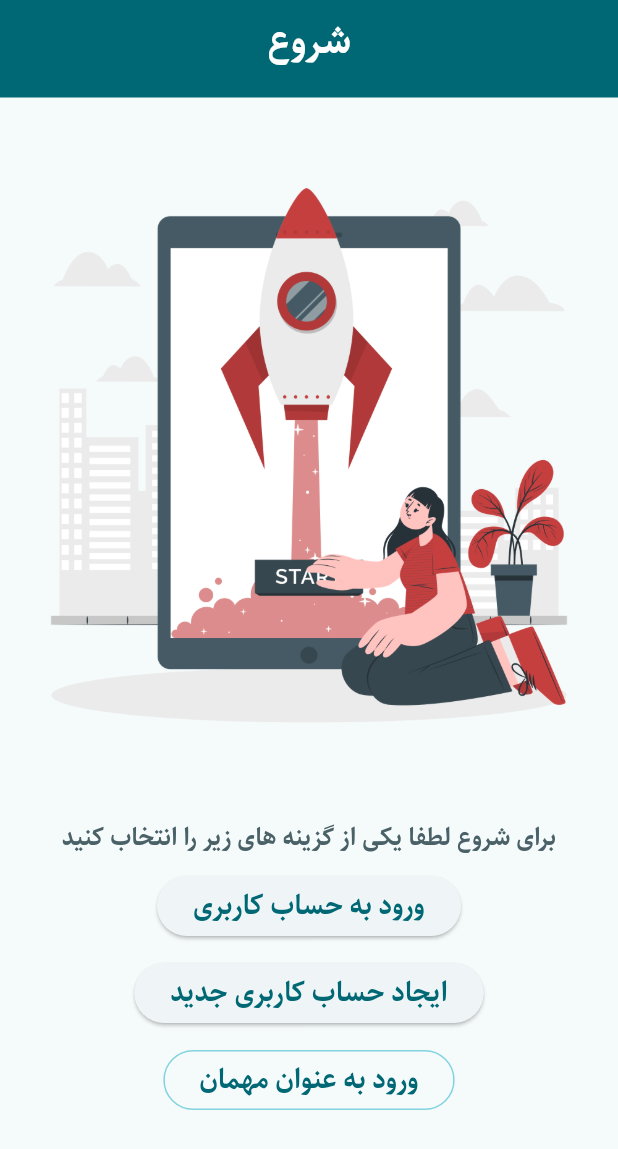
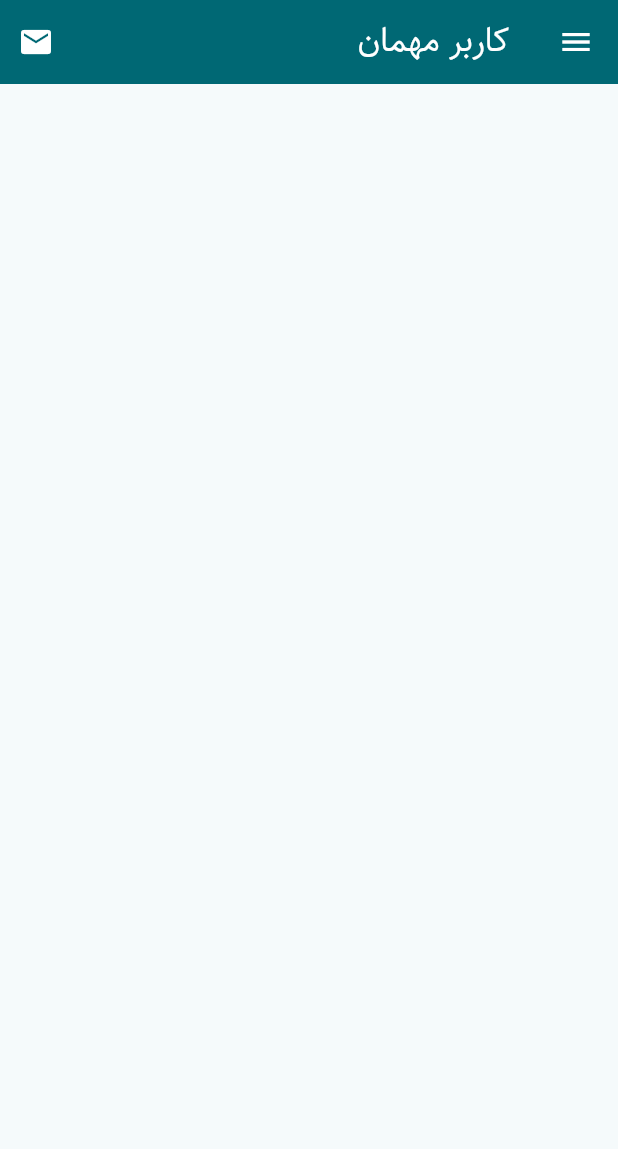
Before and after one commit to iam-hosseindarvishi/sell_pro, a Flutter app: the screen it shows after launch, after a tap on "ورود به عنوان مهمان", on a phone screen of 412 x 824 dp. Shown: the top 1149 px of the screen. Run offline on Flutter 3.47's test engine with Material 3 defaults, Android fonts, the phone set to English and light mode, and no system bars; our stand-ins replace hexcolor, image_picker.

```diff
--- a/lib/main.dart
+++ b/lib/main.dart
@@ -1,6 +1,6 @@
 import 'package:flutter/material.dart';
 
-import 'src/features/splash/presentation/pages/splash_screen_page.dart';
+import 'src/features/splash/presentation/screens/splash_screen_page.dart';
 
 void main() {
   runApp(const MyApp());
--- a/lib/src/features/auth/pages/login_page.dart
+++ b/lib/src/features/auth/presentation/screens/login_page.dart
@@ -1,6 +1,6 @@
 import 'package:flutter/material.dart';
 import 'package:sell_pro/src/shared/widgets/start_app_bar.dart';
-import '../../../shared/widgets/app_text_field.dart';
+import '../../../../shared/widgets/app_text_field.dart';
 import 'package:sell_pro/src/core/styles/app_text_style.dart';
 
 class LoginPage extends StatelessWidget {
--- a/lib/src/features/auth/pages/register_page.dart
+++ b/lib/src/features/auth/presentation/screens/register_page.dart
@@ -1,7 +1,7 @@
 import 'package:flutter/material.dart';
 import 'package:sell_pro/src/core/styles/app_text_style.dart';
 import 'package:sell_pro/src/shared/widgets/start_app_bar.dart';
-import '../../../shared/widgets/app_text_field.dart';
+import '../../../../shared/widgets/app_text_field.dart';
 import '../widgets/logo_image_picker.dart';
 
 class RegisterPage extends StatelessWidget {
--- /dev/null
+++ b/lib/src/features/home/presentation/screens/home.dart
@@ -0,0 +1,41 @@
+import 'package:flutter/material.dart';
+
+class Home extends StatefulWidget {
+  const Home({super.key});
+
+  @override
+  State<Home> createState() => _HomeState();
+}
+
+class _HomeState extends State<Home> {
+  @override
+  Widget build(BuildContext context) {
+    return Directionality(
+      textDirection: TextDirection.rtl,
+      child: SafeArea(
+        child: Scaffold(
+          drawer: Drawer(),
+          appBar: AppBar(
+            title: Text(
+              "کاربر مهمان",
+              style: TextStyle(fontFamily: "Sahel"),
+            ),
+            backgroundColor: Theme.of(context).colorScheme.primary,
+            foregroundColor: Theme.of(context).colorScheme.onPrimary,
+            leading: Builder(
+              builder: (context) {
+                return IconButton(
+                    onPressed: () => Scaffold.of(context).openDrawer(),
+                    icon: const Icon(Icons.menu));
+              },
+            ),
+            actions: [
+              IconButton(onPressed: () {}, icon: Icon(Icons.email)),
+            ],
+          ),
+          body: Container(),
+        ),
+      ),
+    );
+  }
+}
--- a/lib/src/features/splash/presentation/pages/splash_screen_page.dart
+++ b/lib/src/features/splash/presentation/screens/splash_screen_page.dart
@@ -1,7 +1,8 @@
 import 'package:flutter/material.dart';
 import 'package:sell_pro/src/core/styles/app_text_style.dart';
-import 'package:sell_pro/src/features/auth/pages/login_page.dart';
-import 'package:sell_pro/src/features/auth/pages/register_page.dart';
+import 'package:sell_pro/src/features/auth/presentation/screens/login_page.dart';
+import 'package:sell_pro/src/features/auth/presentation/screens/register_page.dart';
+import 'package:sell_pro/src/features/home/presentation/screens/home.dart';
 import 'package:sell_pro/src/shared/widgets/start_app_bar.dart';
 
 class SplashScreenPage extends StatelessWidget {
@@ -13,7 +14,7 @@ class SplashScreenPage extends StatelessWidget {
       child: Scaffold(
         appBar: StartAppBar(
           title: "شروع",
-          elevation: 1,
+          // elevation: 1,
         ),
         body: Center(
           child: Padding(
@@ -71,7 +72,10 @@ class SplashScreenPage extends StatelessWidget {
                         side: BorderSide(
                             color:
                                 Theme.of(context).colorScheme.inversePrimary)),
-                    onPressed: () {},
+                    onPressed: () {
+                      Navigator.push(context,
+                          MaterialPageRoute(builder: (context) => Home()));
+                    },
                     child: const Text(
                       "ورود به عنوان مهمان",
                       style: AppTextStyle.xLargeBlackBold,
```
Also changed, not shown: lib/src/features/auth/presentation/widgets/image_picker_button.dart (renamed from lib/src/features/auth/widgets/image_picker_button.dart), lib/src/features/auth/presentation/widgets/image_picker_dialog.dart (renamed from lib/src/features/auth/widgets/image_picker_dialog.dart), lib/src/features/auth/presentation/widgets/logo_image_picker.dart (renamed from lib/src/features/auth/widgets/logo_image_picker.dart), lib/src/features/home/data/data.dart (added), lib/src/features/home/domain/domain.dart (added).
